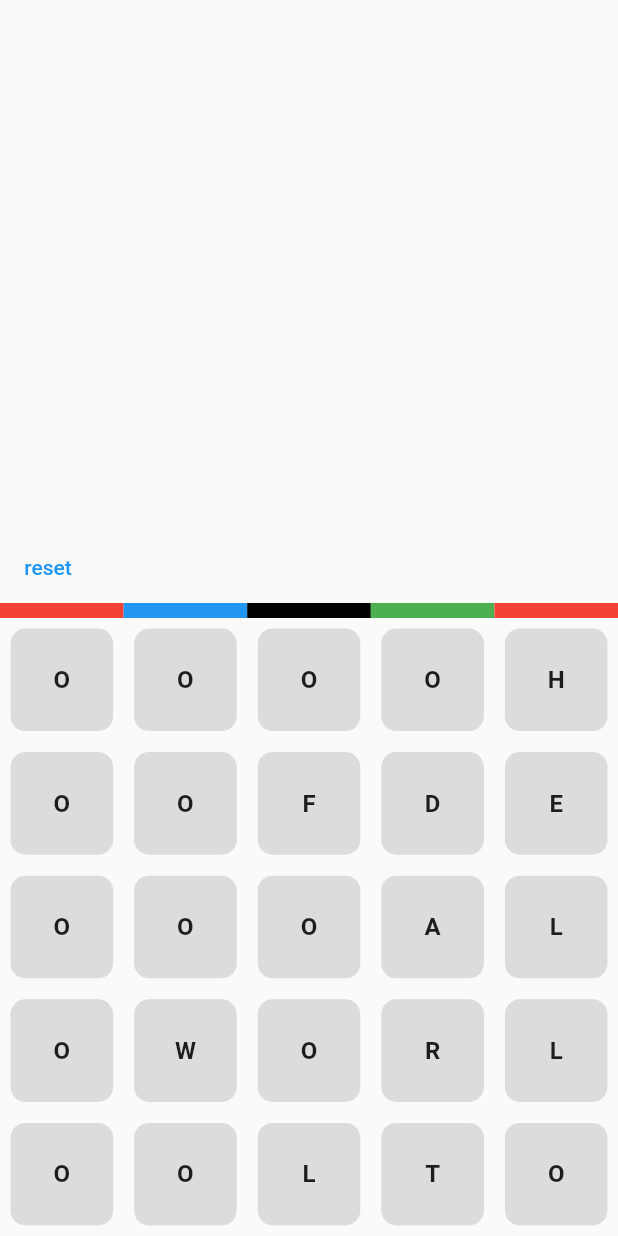
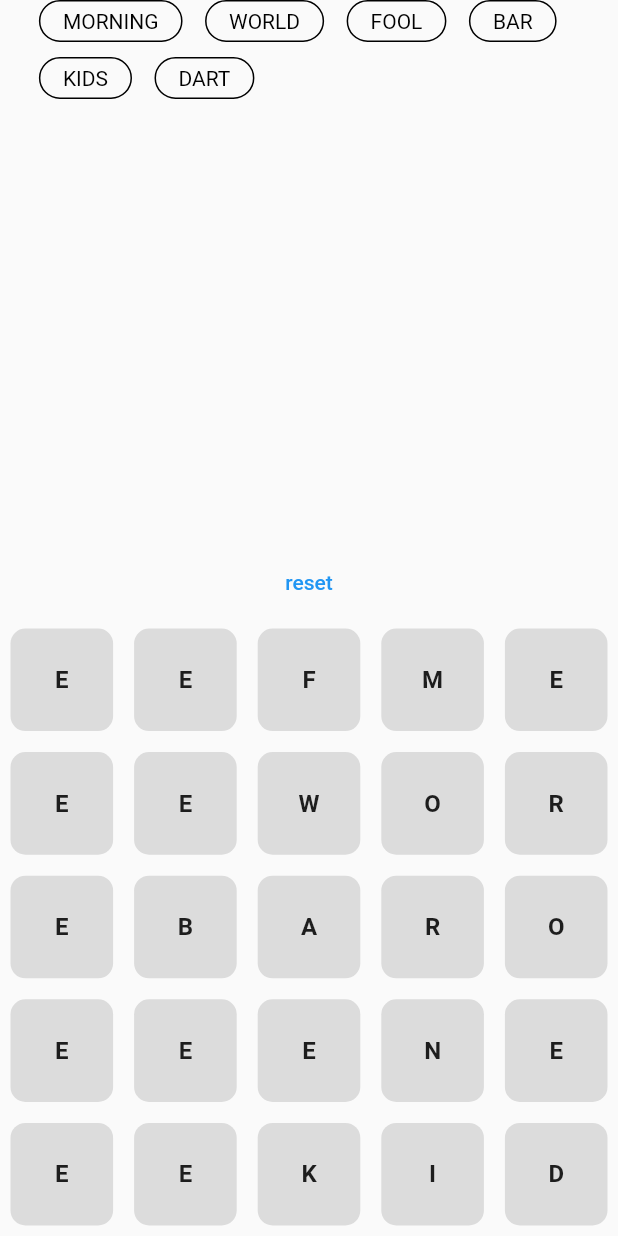
Before and after one commit to HasanToufiqAhamed/hero_test_app, a Flutter app: the screen it shows after launch, after a tap on "Click", on a phone screen of 412 x 824 dp. Run offline on Flutter 3.47's test engine with Material 2 defaults, Android fonts, the phone set to English and light mode, and no system bars; missing offline and left inert: dart:ffi, fullscreen.

Commit message:
diagonally not work only

```diff
--- a/lib/pages/game_page.dart
+++ b/lib/pages/game_page.dart
@@ -1,9 +1,10 @@
 import 'dart:ui';
 import 'dart:io';
-
+import 'dart:math' as math;
 import 'package:flutter/material.dart';
 import 'package:fullscreen/fullscreen.dart';
 import 'package:hero_test_app/touch/position.dart';
+import 'package:hero_test_app/widget/chips.dart';
 import 'package:hero_test_app/ws/word_search.dart';
 
 class DrawingArea {
@@ -22,17 +23,22 @@ class HeroPage extends StatefulWidget {
 
 class _HeroPageState extends State<HeroPage> {
   List<List<String>> modText = [];
+  String answer = '';
   int puzzleHW = 5;
   List<String> selectedBox = [];
+  List<String> submittedAnswer = [];
+  String newAns = '';
+  List<int> correctAnswerList = [];
 
   List<List<Position>> position = [];
   List<List<Offset>> positionCenter = [];
   Offset? lastUpdateLocation;
 
-  final List<String> wl = ['hello', 'world', 'fool', 'bar', 'kids', 'dart'];
+  final List<String> wl = ['morning', 'world', 'fool', 'bar', 'kids', 'dart'];
 
   // List<DrawingArea>? points = [];
   List<DrawingPoints> points = [];
+  List<List<DrawingPoints>> pointsArray = [];
   Color selectedColor = Colors.black;
   double strokeWidth = 25;
   bool puzzleDone = false;
@@ -41,11 +47,22 @@ class _HeroPageState extends State<HeroPage> {
   Offset? currentPoint;
   Offset? startSquireCenterPoint;
   Offset? endSquireCenterPoint;
+  Offset? aOffset;
+
+  List<Widget> items = [];
 
   @override
   void initState() {
     super.initState();
     makePuzzle(puzzleHW, wl);
+    addItem();
+    getColor();
+  }
+
+  addItem() {
+    setState(() {
+      addInItems(wl, correctAnswerList);
+    });
   }
 
   @override
@@ -59,6 +76,8 @@ class _HeroPageState extends State<HeroPage> {
     double extraHeight = displayH - displayW;
     double puzzleEndH = displayH - MediaQuery.of(context).padding.top;
 
+    int num = 0;
+
     if (!puzzleDone) {
       makePosition(puzzleHW, displayH, displayW, extraHeight);
     }
@@ -68,8 +87,20 @@ class _HeroPageState extends State<HeroPage> {
     return Scaffold(
       body: SafeArea(
         child: Column(
-          crossAxisAlignment: CrossAxisAlignment.start,
+          crossAxisAlignment: CrossAxisAlignment.center,
           children: [
+            Container(
+              child: Expanded(
+                child: Wrap(
+                  children: items,
+                ),
+              ),
+            ),
+            Spacer(),
+            Text(
+              answer,
+              style: TextStyle(fontSize: 32),
+            ),
             Spacer(),
             TextButton(
               onPressed: () {
@@ -79,35 +110,6 @@ class _HeroPageState extends State<HeroPage> {
                 });
               },
               child: Text('reset'),
-            ),
-            Row(
-              children: [
-                Container(
-                  height: 10,
-                  width: displayW / 5,
-                  color: Colors.red,
-                ),
-                Container(
-                  height: 10,
-                  width: displayW / 5,
-                  color: Colors.blue,
-                ),
-                Container(
-                  height: 10,
-                  width: displayW / 5,
-                  color: Colors.black,
-                ),
-                Container(
-                  height: 10,
-                  width: displayW / 5,
-                  color: Colors.green,
-                ),
-                Container(
-                  height: 10,
-                  width: displayW / 5,
-                  color: Colors.red,
-                ),
-              ],
             ),
             ClipRRect(
               child: Container(
@@ -189,25 +191,61 @@ class _HeroPageState extends State<HeroPage> {
                             details.localPosition,
                           );
 
-                          getCenterPosition(Offset(currentPoint!.dx, currentPoint!.dy+extraHeight), 'update');
+                          getCenterPosition(
+                              Offset(currentPoint!.dx,
+                                  currentPoint!.dy + extraHeight),
+                              'update');
 
-                          /*if (startPoint!.dx + currentPoint!.dy >
-                              startPoint!.dy - currentPoint!.dx) {*/
+                          bool goLeft=true;
+                          bool goTop=true;
+                          if(startPoint!.dx  > currentPoint!.dx){
+                            goLeft=true;
+                          } else {
+                            goLeft=false;
+                          }
+                          if(startPoint!.dy  > currentPoint!.dy){
+                            goTop=true;
+                          } else {
+                            goTop=false;
+                          }
+
+                          if (goLeft) {
+                            if (aOffset != endSquireCenterPoint &&
+                                !points.contains(DrawingPoints(
+                                    points: renderBox.globalToLocal(
+                                      Offset(
+                                        endSquireCenterPoint!.dx,
+                                        endSquireCenterPoint!.dy - extraHeight,
+                                      ),
+                                    ),
+                                    paint: Paint()
+                                      ..strokeCap = StrokeCap.round
+                                      ..isAntiAlias = true
+                                      ..color = selectedColor.withOpacity(0.35)
+                                      ..strokeWidth = strokeWidth))) {
+                              getSelectedWordPosition(
+                                Offset(
+                                  endSquireCenterPoint!.dx,
+                                  endSquireCenterPoint!.dy,
+                                ),
+                              );
+                              aOffset = endSquireCenterPoint!;
                               points.add(
                                 DrawingPoints(
                                     points: renderBox.globalToLocal(
                                       Offset(
                                         endSquireCenterPoint!.dx,
-                                      endSquireCenterPoint!.dy-extraHeight,
+                                        endSquireCenterPoint!.dy - extraHeight,
                                       ),
                                     ),
                                     paint: Paint()
                                       ..strokeCap = StrokeCap.round
-                                    ..isAntiAlias = true
-                                    ..color = selectedColor.withOpacity(0.2)
+                                      ..isAntiAlias = false
+                                      ..color = selectedColor.withOpacity(0.35)
                                       ..strokeWidth = strokeWidth),
                               );
-                          // }
+                            }
+                          }
                         });
                       },
                       onPanEnd: (details) {
@@ -219,17 +257,24 @@ class _HeroPageState extends State<HeroPage> {
                               points: renderBox.globalToLocal(
                                 Offset(
                                   endSquireCenterPoint!.dx,
-                                  endSquireCenterPoint!.dy-extraHeight,
+                                  endSquireCenterPoint!.dy - extraHeight,
                                 ),
                               ),
                               paint: Paint()
                                 ..strokeCap = StrokeCap.round
-                                ..isAntiAlias = true
-                                ..color = selectedColor.withOpacity(0.2)
+                                ..isAntiAlias = false
+                                ..color = selectedColor.withOpacity(0)
                                 ..strokeWidth = 0,
                             ),
                           );
+                          print('length p ${points.length}');
+                          print(
+                              'length 0p ${points.where((element) => element.paint!.strokeWidth != 0).length}');
                         });
+                        getColor();
+                        if (answer != '') {
+                          deletePaint(answer.length);
+                        }
                       },
                       onPanStart: (details) {
                         setState(() {
@@ -239,7 +284,10 @@ class _HeroPageState extends State<HeroPage> {
                           startPoint = renderBox.globalToLocal(
                             details.localPosition,
                           );
-                          getCenterPosition(Offset(startPoint!.dx, currentPoint!.dy+extraHeight), 'start');
+                          getCenterPosition(
+                              Offset(startPoint!.dx,
+                                  currentPoint!.dy + extraHeight),
+                              'start');
                         });
                       },
                       child: CustomPaint(
@@ -274,7 +322,6 @@ class _HeroPageState extends State<HeroPage> {
     final WSNewPuzzle newPuzzle = wordSearch.newPuzzle(puzzleStringList, ws);
 
     if (newPuzzle.errors.isEmpty) {
-      // The puzzle output
       print(newPuzzle.toString().replaceAll(' ', ''));
 
       print(newPuzzle.puzzle!);
@@ -283,10 +330,8 @@ class _HeroPageState extends State<HeroPage> {
         modText = newPuzzle.puzzle!;
       });
 
-      // Solve puzzle for given word list
       final WSSolved solved =
           wordSearch.solvePuzzle(newPuzzle.puzzle!, ['dart', 'word']);
-      // All found words by solving the puzzle
       solved.found.forEach((element) {
         print('word: ${element.word}, orientation: ${element.orientation}');
         print('x:${element.x}, y:${element.y}');
@@ -379,19 +424,91 @@ class _HeroPageState extends State<HeroPage> {
             position[a][b].leftB!.dy > start.dy &&
             position[a][b].rightT!.dy < start.dy &&
             position[a][b].rightB!.dy > start.dy) {
-          print('$a $b');
           setState(() {
-            if(m=='start') {
+            if (m == 'start') {
               print('start');
-              startSquireCenterPoint=positionCenter[a][b];
+              startSquireCenterPoint = positionCenter[a][b];
             } else {
-              endSquireCenterPoint=positionCenter[a][b];
+              endSquireCenterPoint = positionCenter[a][b];
             }
-            print('$a $b');
+            // print('$a $b'); //todo
           });
         }
       }
     }
+  }
+
+  void getSelectedWordPosition(Offset offset) {
+    for (int a = 0; a != position.length; a++) {
+      final index =
+          positionCenter[a].indexWhere((element) => element == offset);
+      if (index >= 0) {
+        // print('Using indexWhere: $a $index');
+        setState(() {
+          answer = answer + modText[a][index];
+          print(answer);
+        });
+      }
+    }
+  }
+
+  void deletePaint(int length) {
+    setState(() {
+      if (wl.contains(answer)) {
+        final index = wl.indexWhere((element) => element == answer);
+        if (!correctAnswerList.contains(index)) {
+          correctAnswerList.add(index);
+          addInItems(wl, correctAnswerList);
+        }
+      } else {
+        for (int a = -1; a != length; a++) {
+          points.removeLast();
+        }
+      }
+      answer = '';
+    });
+  }
+
+  void addInItems(List<String> list, List<int> correctAnswers) {
+    items = [];
+    for (int a = 0; a != list.length; a++) {
+      items.add(
+        Padding(
+          padding: const EdgeInsets.only(right: 15, bottom: 10),
+          child: Container(
+            decoration: BoxDecoration(
+                border: Border.all(
+                  color: correctAnswers.contains(a)
+                      ? Colors.black12
+                      : Colors.black,
+                ),
+                borderRadius: BorderRadius.all(
+                  Radius.circular(1000),
+                )),
+            child: Padding(
+              padding: const EdgeInsets.symmetric(
+                vertical: 5,
+                horizontal: 15,
+              ),
+              child: Text(
+                list[a].toUpperCase(),
+                style: TextStyle(
+                  color: correctAnswers.contains(a)
+                      ? Colors.black12
+                      : Colors.black,
+                ),
+              ),
+            ),
+          ),
+        ),
+      );
+    }
+  }
+
+  void getColor() {
+    setState(() {
+      selectedColor = Color((math.Random().nextDouble() * 0xFFFFFF).toInt());
+    });
   }
 }
 
--- a/lib/ws/src/utils.dart
+++ b/lib/ws/src/utils.dart
@@ -1,5 +1,5 @@
 /// Default letters to fill in the empty spaces
-const String WSLetters = 'abcdefghijklmnoprstuvwy';
+const String WSLetters = 'abcdefghijklmnoprstuvwyz';
 
 /// All the orientations available to build the puzzle
 enum WSOrientation {
```
Also changed, not shown: lib/widget/chips.dart (added, +33 -0 lines). Lines whose indentation alone changed are shown as unchanged.
